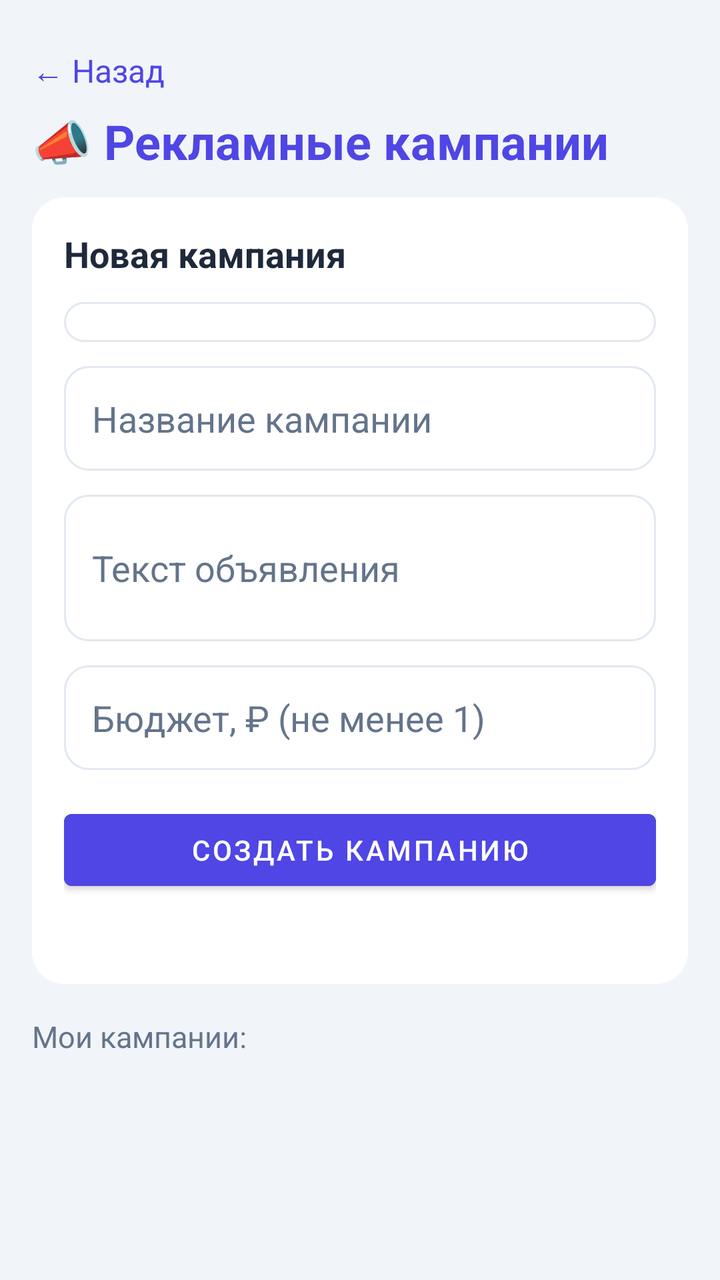
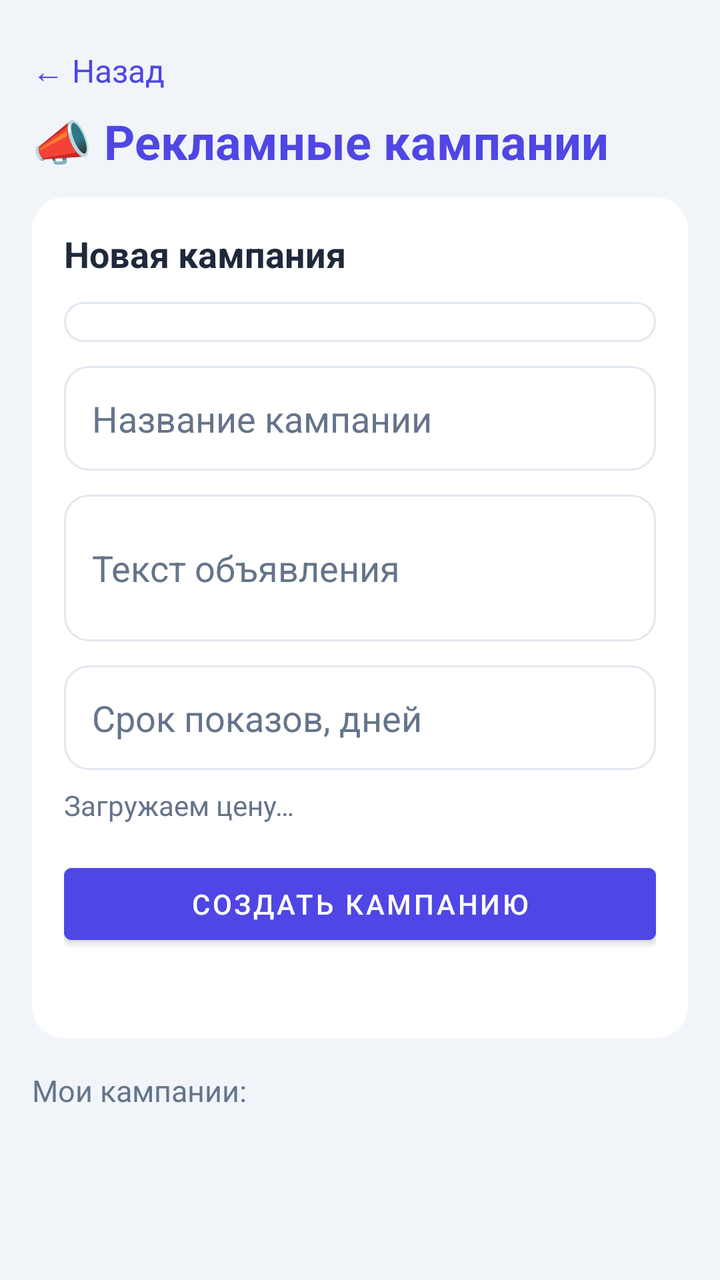

Two renders of the same Android screen: before a commit and after it. Below are the layout's source before the change and the commit's diff.
<!-- AndroidManifest.xml: application theme Theme.AdLinkPro -->
<!-- res/layout/fragment_campaigns.xml -->
<?xml version="1.0" encoding="utf-8"?>
<ScrollView xmlns:android="http://schemas.android.com/apk/res/android"
    android:layout_width="match_parent"
    android:layout_height="match_parent"
    android:background="@color/bg_light"
    android:fillViewport="true">

    <LinearLayout
        android:layout_width="match_parent"
        android:layout_height="wrap_content"
        android:orientation="vertical"
        android:padding="16dp">

        <TextView
            android:id="@+id/tv_camp_back"
            android:layout_width="wrap_content"
            android:layout_height="wrap_content"
            android:paddingTop="8dp"
            android:paddingBottom="8dp"
            android:text="← Назад"
            android:textColor="@color/primary"
            android:textSize="16sp"/>

        <TextView
            android:layout_width="match_parent"
            android:layout_height="wrap_content"
            android:text="📣 Рекламные кампании"
            android:textColor="@color/primary"
            android:textSize="24sp"
            android:textStyle="bold"
            android:layout_marginBottom="12dp"/>

        <LinearLayout
            android:layout_width="match_parent"
            android:layout_height="wrap_content"
            android:orientation="vertical"
            android:background="@drawable/bg_card"
            android:padding="16dp">

            <TextView
                android:layout_width="match_parent"
                android:layout_height="wrap_content"
                android:text="Новая кампания"
                android:textColor="@color/text_main"
                android:textSize="18sp"
                android:textStyle="bold"/>

            <Spinner
                android:id="@+id/sp_camp_site"
                android:layout_width="match_parent"
                android:layout_height="wrap_content"
                android:layout_marginTop="12dp"
                android:background="@drawable/bg_spinner"
                android:popupBackground="@drawable/bg_spinner_dark"
                android:padding="10dp"/>

            <EditText
                android:id="@+id/et_camp_title"
                android:layout_width="match_parent"
                android:layout_height="wrap_content"
                android:layout_marginTop="12dp"
                android:background="@drawable/bg_input"
                android:padding="14dp"
                android:hint="Название кампании"
                android:textColor="@color/text_main"
                android:textColorHint="@color/text_secondary"
                android:inputType="text"
                android:maxLines="1"/>

            <EditText
                android:id="@+id/et_camp_text"
                android:layout_width="match_parent"
                android:layout_height="wrap_content"
                android:layout_marginTop="12dp"
                android:background="@drawable/bg_input"
                android:padding="14dp"
                android:hint="Текст объявления"
                android:textColor="@color/text_main"
                android:textColorHint="@color/text_secondary"
                android:inputType="textMultiLine"
                android:minLines="2"/>

            <EditText
                android:id="@+id/et_camp_budget"
                android:layout_width="match_parent"
                android:layout_height="wrap_content"
                android:layout_marginTop="12dp"
                android:background="@drawable/bg_input"
                android:padding="14dp"
                android:hint="Бюджет, ₽ (не менее 1)"
                android:textColor="@color/text_main"
                android:textColorHint="@color/text_secondary"
                android:inputType="numberDecimal"
                android:maxLines="1"/>

            <Button
                android:id="@+id/btn_camp_create"
                android:layout_width="match_parent"
                android:layout_height="wrap_content"
                android:layout_marginTop="16dp"
                android:backgroundTint="@color/primary"
                android:text="Создать кампанию"
                android:textColor="@color/white"/>

            <TextView
                android:id="@+id/tv_camp_status"
                android:layout_width="match_parent"
                android:layout_height="wrap_content"
                android:layout_marginTop="8dp"
                android:textColor="@color/red"
                android:textSize="14sp"/>
        </LinearLayout>

        <TextView
            android:layout_width="match_parent"
            android:layout_height="wrap_content"
            android:layout_marginTop="16dp"
            android:text="Мои кампании:"
            android:textColor="@color/text_secondary"
            android:textSize="15sp"/>

        <LinearLayout
            android:id="@+id/campaigns_list"
            android:layout_width="match_parent"
            android:layout_height="wrap_content"
            android:layout_marginTop="8dp"
            android:orientation="vertical"/>
    </LinearLayout>
</ScrollView>
<!-- resources referenced by this layout -->
<resources>
  <color name="bg_light">#f1f5f9</color>
  <color name="primary">#4f46e5</color>
  <color name="red">#ef4444</color>
  <color name="text_main">#1e293b</color>
  <color name="text_secondary">#64748b</color>
  <color name="white">#ffffff</color>
  <!-- drawable bg_card (drawable) -->
  <?xml version="1.0" encoding="utf-8"?>
  <shape xmlns:android="http://schemas.android.com/apk/res/android" android:shape="rectangle">
      <solid android:color="@color/white"/>
      <corners android:radius="16dp"/>
  </shape>
  <!-- drawable bg_input (drawable) -->
  <?xml version="1.0" encoding="utf-8"?>
  <selector xmlns:android="http://schemas.android.com/apk/res/android">
      <item android:state_focused="true">
          <shape android:shape="rectangle">
              <solid android:color="@color/white"/>
              <corners android:radius="12dp"/>
              <stroke android:width="2dp" android:color="@color/primary"/>
          </shape>
      </item>
      <item>
          <shape android:shape="rectangle">
              <solid android:color="@color/white"/>
              <corners android:radius="12dp"/>
              <stroke android:width="1dp" android:color="#E2E8F0"/>
          </shape>
      </item>
  </selector>
  <!-- drawable bg_spinner (drawable) -->
  <?xml version="1.0" encoding="utf-8"?>
  <shape xmlns:android="http://schemas.android.com/apk/res/android" android:shape="rectangle">
      <solid android:color="@color/white"/>
      <corners android:radius="12dp"/>
      <stroke android:width="1dp" android:color="#E2E8F0"/>
  </shape>
  <!-- drawable bg_spinner_dark (drawable) -->
  <?xml version="1.0" encoding="utf-8"?>
  <shape xmlns:android="http://schemas.android.com/apk/res/android" android:shape="rectangle">
      <solid android:color="@color/card_dark"/>
      <corners android:radius="12dp"/>
      <stroke android:width="1dp" android:color="#3A3A40"/>
  </shape>
  <style name="Theme.AdLinkPro" parent="Theme.MaterialComponents.DayNight.NoActionBar">
          <item name="colorPrimary">@color/primary</item>
          <item name="colorPrimaryDark">@color/primaryDark</item>
          <item name="colorSecondary">@color/accent</item>
          <item name="android:windowBackground">@color/bgLight</item>
      </style>
  <color name="card_dark">#2A2A2E</color>
  <color name="primaryDark">#4338ca</color>
  <color name="accent">#4f46e5</color>
  <color name="bgLight">#f1f5f9</color>
</resources>

<!-- the commit's change to res/layout/fragment_campaigns.xml (unified diff, before → after) -->
@@ -81,17 +81,26 @@
                 android:minLines="2"/>
 
             <EditText
-                android:id="@+id/et_camp_budget"
+                android:id="@+id/et_camp_days"
                 android:layout_width="match_parent"
                 android:layout_height="wrap_content"
                 android:layout_marginTop="12dp"
                 android:background="@drawable/bg_input"
                 android:padding="14dp"
-                android:hint="Бюджет, ₽ (не менее 1)"
+                android:hint="Срок показов, дней"
                 android:textColor="@color/text_main"
                 android:textColorHint="@color/text_secondary"
-                android:inputType="numberDecimal"
+                android:inputType="number"
                 android:maxLines="1"/>
+
+            <TextView
+                android:id="@+id/tv_camp_price"
+                android:layout_width="match_parent"
+                android:layout_height="wrap_content"
+                android:layout_marginTop="8dp"
+                android:text="Загружаем цену…"
+                android:textColor="@color/text_secondary"
+                android:textSize="14sp"/>
 
             <Button
                 android:id="@+id/btn_camp_create"
